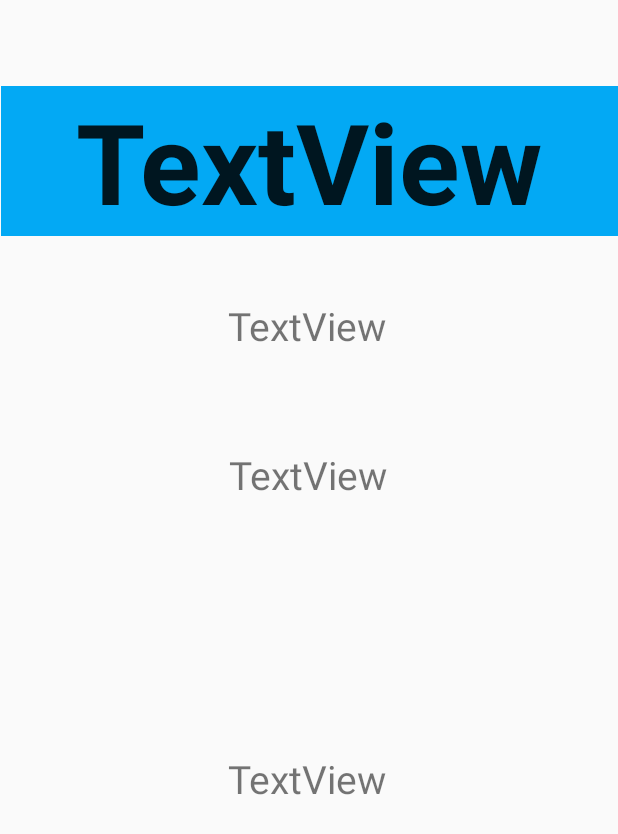
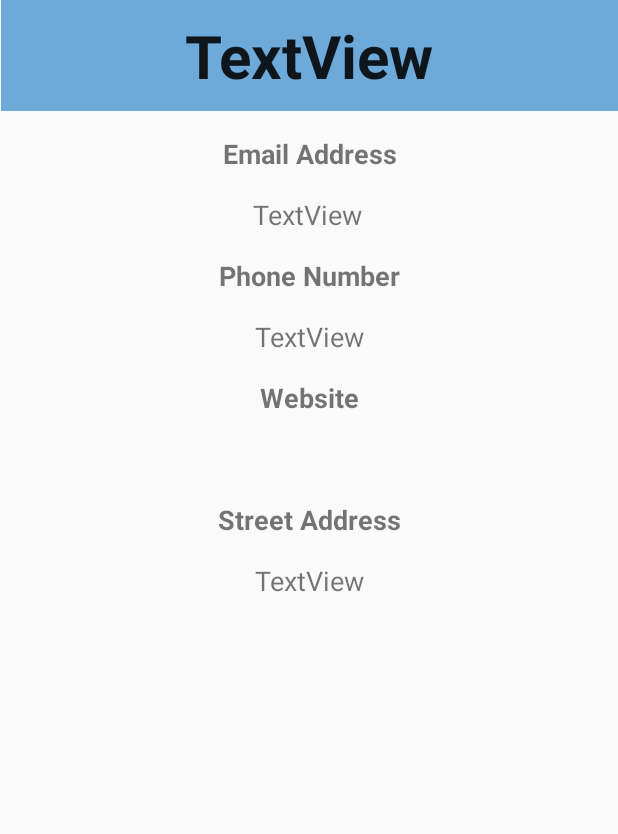
Before and after one commit to ramseyzhan/AR-Furniture-Android, an Android app: the BuyingPage screen opened directly, with no data from a screen before it, on a phone screen of 412 x 824 dp. Shown: the top 834 px of the screen. Run offline under Robolectric (Android 15) with nearby library versions, the phone set to English and light mode, and no system bars; our stand-ins replace Firebase (no records; nobody signed in at launch, a user with empty details on screens opened directly).

Commit message:
new purchasing page layout

```diff
--- a/ARFurnitureApp/app/src/main/java/com/bongjlee/arfurnitureapp/BuyingPage.java
+++ b/ARFurnitureApp/app/src/main/java/com/bongjlee/arfurnitureapp/BuyingPage.java
@@ -24,7 +24,7 @@ public class BuyingPage extends AppCompatActivity {
         setContentView(R.layout.activity_buying_page);
         FirebaseFirestore db = FirebaseFirestore.getInstance();
         DocumentReference docRef = db.collection("company").document(
-                "1866317041");
+                "1715127153");
         docRef.get().addOnCompleteListener(new OnCompleteListener<DocumentSnapshot>() {
             @Override
             public void onComplete(@NonNull Task<DocumentSnapshot> task) {
--- a/ARFurnitureApp/app/src/main/res/layout/activity_buying_page.xml
+++ b/ARFurnitureApp/app/src/main/res/layout/activity_buying_page.xml
@@ -9,16 +9,15 @@
     <TextView
         android:id="@+id/CompanyName"
         android:layout_width="411dp"
-        android:layout_height="100dp"
-        android:layout_marginTop="38dp"
-        android:background="#03A9F4"
+        android:layout_height="wrap_content"
+        android:background="#6DAAD9"
         android:gravity="center|center_horizontal"
+        android:padding="10dp"
         android:text="TextView"
         android:textAppearance="@style/TextAppearance.AppCompat.Large"
         android:textSize="40sp"
         android:textStyle="bold"
         app:autoSizeTextType="uniform"
-        app:layout_constraintBottom_toTopOf="@+id/CompanyEmail"
         app:layout_constraintEnd_toEndOf="parent"
         app:layout_constraintStart_toStartOf="parent"
         app:layout_constraintTop_toTopOf="parent" />
@@ -26,45 +25,110 @@
     <TextView
         android:id="@+id/CompanyEmail"
         android:layout_width="410dp"
-        android:layout_height="80dp"
+        android:layout_height="wrap_content"
+        android:layout_marginTop="16dp"
         android:gravity="center"
         android:text="TextView"
-        android:textSize="26sp"
-        app:layout_constraintBottom_toTopOf="@+id/CompanyPhone"
+        android:textSize="18sp"
+        app:layout_constraintEnd_toEndOf="parent"
+        app:layout_constraintHorizontal_bias="0.0"
         app:layout_constraintStart_toStartOf="parent"
-        app:layout_constraintTop_toBottomOf="@+id/CompanyName" />
+        app:layout_constraintTop_toBottomOf="@+id/Label1" />
 
     <TextView
         android:id="@+id/CompanyPhone"
-        android:layout_width="411dp"
-        android:layout_height="80dp"
+        android:layout_width="0dp"
+        android:layout_height="wrap_content"
+        android:layout_marginTop="16dp"
         android:gravity="center"
         android:text="TextView"
-        android:textSize="26sp"
-        app:layout_constraintBottom_toTopOf="@+id/CompanyWeb"
+        android:textSize="18sp"
+        app:layout_constraintEnd_toEndOf="parent"
+        app:layout_constraintHorizontal_bias="0.0"
+        app:layout_constraintStart_toStartOf="parent"
+        app:layout_constraintTop_toBottomOf="@+id/Label2" />
+
+    <TextView
+        android:id="@+id/CompanyWeb"
+        android:layout_width="0dp"
+        android:layout_height="wrap_content"
+        android:layout_marginTop="16dp"
+        android:autoLink="all"
+        android:gravity="center"
+        android:textSize="18sp"
+        app:layout_constraintEnd_toEndOf="parent"
+        app:layout_constraintHorizontal_bias="0.0"
+        app:layout_constraintStart_toStartOf="parent"
+        app:layout_constraintTop_toBottomOf="@+id/Label3" />
+
+    <TextView
+        android:id="@+id/CompanyAddress"
+        android:layout_width="0dp"
+        android:layout_height="wrap_content"
+        android:layout_marginTop="16dp"
+        android:gravity="center"
+        android:text="TextView"
+        android:textSize="18sp"
+        app:layout_constraintEnd_toEndOf="parent"
+        app:layout_constraintHorizontal_bias="0.0"
+        app:layout_constraintStart_toStartOf="parent"
+        app:layout_constraintTop_toBottomOf="@+id/Label4" />
+
+    <TextView
+        android:id="@+id/Label1"
+        android:layout_width="0dp"
+        android:layout_height="wrap_content"
+        android:layout_marginTop="16dp"
+        android:text="@string/emailLabel"
+        android:textAlignment="center"
+        android:textSize="18sp"
+        android:textStyle="bold"
+        app:layout_constraintEnd_toEndOf="parent"
+        app:layout_constraintHorizontal_bias="1.0"
+        app:layout_constraintStart_toStartOf="parent"
+        app:layout_constraintTop_toBottomOf="@+id/CompanyName"
+        tools:text="@string/emailLabel" />
+
+    <TextView
+        android:id="@+id/Label2"
+        android:layout_width="0dp"
+        android:layout_height="wrap_content"
+        android:layout_marginTop="16dp"
+        android:text="@string/PhoneLabel"
+        android:textAlignment="center"
+        android:textSize="18sp"
+        android:textStyle="bold"
+        app:layout_constraintEnd_toEndOf="parent"
+        app:layout_constraintHorizontal_bias="0.0"
         app:layout_constraintStart_toStartOf="parent"
         app:layout_constraintTop_toBottomOf="@+id/CompanyEmail" />
 
     <TextView
-        android:id="@+id/CompanyWeb"
-        android:layout_width="406dp"
-        android:layout_height="81dp"
-        android:autoLink="all"
-        android:gravity="center"
-        android:textSize="26sp"
-        app:layout_constraintBottom_toTopOf="@+id/CompanyAddress"
+        android:id="@+id/Label3"
+        android:layout_width="0dp"
+        android:layout_height="wrap_content"
+        android:layout_marginTop="16dp"
+        android:text="@string/websiteLabel"
+        android:textAlignment="center"
+        android:textSize="18sp"
+        android:textStyle="bold"
+        app:layout_constraintEnd_toEndOf="parent"
         app:layout_constraintStart_toStartOf="parent"
-        app:layout_constraintTop_toBottomOf="@+id/CompanyPhone" />
+        app:layout_constraintTop_toBottomOf="@+id/CompanyPhone"
+        tools:text="@string/websiteLabel" />
 
     <TextView
-        android:id="@+id/CompanyAddress"
-        android:layout_width="410dp"
-        android:layout_height="84dp"
-        android:layout_marginBottom="243dp"
-        android:gravity="center"
-        android:text="TextView"
-        android:textSize="26sp"
-        app:layout_constraintBottom_toBottomOf="parent"
+        android:id="@+id/Label4"
+        android:layout_width="0dp"
+        android:layout_height="wrap_content"
+        android:layout_marginTop="16dp"
+        android:text="@string/adressLabel"
+        android:textAlignment="center"
+        android:textSize="18sp"
+        android:textStyle="bold"
+        app:layout_constraintEnd_toEndOf="parent"
         app:layout_constraintStart_toStartOf="parent"
-        app:layout_constraintTop_toBottomOf="@+id/CompanyWeb" />
+        app:layout_constraintTop_toBottomOf="@+id/CompanyWeb"
+        tools:text="@string/adressLabel" />
+
 </androidx.constraintlayout.widget.ConstraintLayout>
--- a/ARFurnitureApp/app/src/main/res/values/strings.xml
+++ b/ARFurnitureApp/app/src/main/res/values/strings.xml
@@ -112,4 +112,8 @@
 
     <!-- TODO: Remove or change this placeholder text -->
     <string name="hello_blank_fragment">Hello blank fragment</string>
+    <string name="emailLabel">Email Address</string>
+    <string name="PhoneLabel">Phone Number</string>
+    <string name="websiteLabel">Website</string>
+    <string name="adressLabel">Street Address</string>
 </resources>
```
Also changed, not shown: 1 other file.
